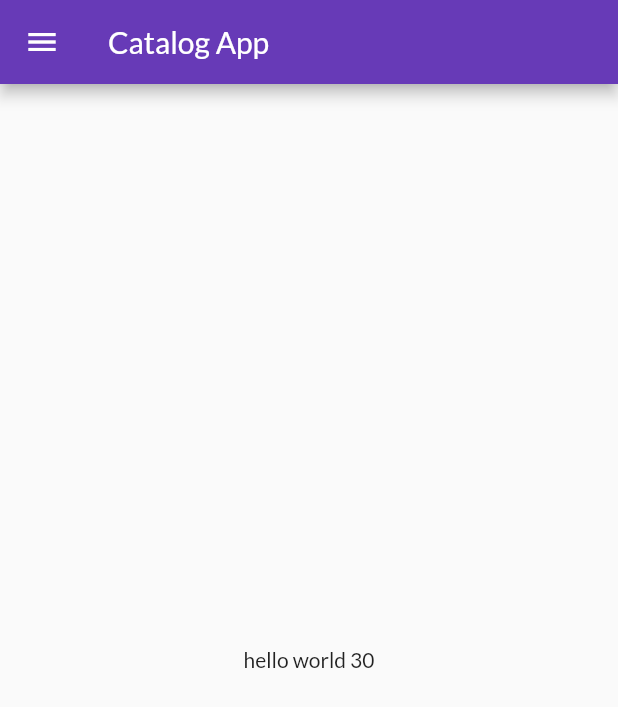
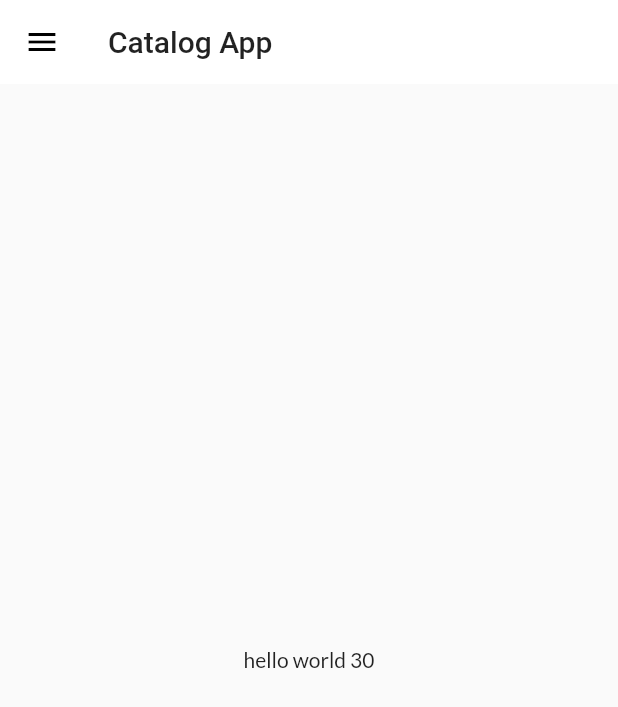
Before and after one commit to rashvin8515/30daysofFlutter, a Flutter app: the screen it shows after launch, on a phone screen of 412 x 824 dp. Shown: the top 707 px of the screen. Run offline on Flutter 3.47's test engine with Material 2 defaults, Android fonts, the phone set to English and light mode, and no system bars; our stand-ins replace google_fonts.

Commit message:
theme commit

```diff
--- a/lib/main.dart
+++ b/lib/main.dart
@@ -2,7 +2,7 @@ import 'package:flutter/material.dart';
 import 'package:flutter_application_1/pages/home_page.dart';
 import 'package:flutter_application_1/pages/login_page.dart';
 import 'package:flutter_application_1/utills/routes.dart';
-import 'package:google_fonts/google_fonts.dart';
+import 'package:flutter_application_1/widgets/themes.dart';
 
 void main() {
   // ignore: prefer_const_constructors
@@ -16,8 +16,8 @@ class MyApp extends StatelessWidget {
   Widget build(BuildContext context) {
     return MaterialApp(
       themeMode: ThemeMode.light,
-      theme: ThemeData(primarySwatch: Colors.deepPurple,
-      fontFamily: GoogleFonts.lato().fontFamily),
+      theme: MyTheme.lightTheme(context),
+      darkTheme: MyTheme.darkTheme(context),
       initialRoute: MyRoutes.homeRoute,
       debugShowCheckedModeBanner: false,
       routes: {
--- a/lib/pages/home_page.dart
+++ b/lib/pages/home_page.dart
@@ -11,7 +11,6 @@ class home_page extends StatelessWidget {
     int days = 30;
     return Scaffold(
       appBar: AppBar(
-        // ignore: prefer_const_constructors
         title: Text("Catalog App"),
       ),
       body: Center(
--- /dev/null
+++ b/lib/widgets/themes.dart
@@ -0,0 +1,18 @@
+import 'package:flutter/material.dart';
+import 'package:google_fonts/google_fonts.dart';
+
+class MyTheme {
+  static ThemeData lightTheme(BuildContext context) => ThemeData(
+      primarySwatch: Colors.deepPurple,
+      fontFamily: GoogleFonts.lato().fontFamily,
+      appBarTheme: AppBarTheme(
+        color: Colors.white,
+        elevation: 0.0,
+        iconTheme: IconThemeData(color: Colors.black),
+        toolbarTextStyle: Theme.of(context).textTheme.bodyText2,
+        titleTextStyle: Theme.of(context).textTheme.headline6,
+      ));
+  static ThemeData darkTheme(BuildContext context) => ThemeData(
+      brightness: Brightness.dark,
+      );
+}
```
